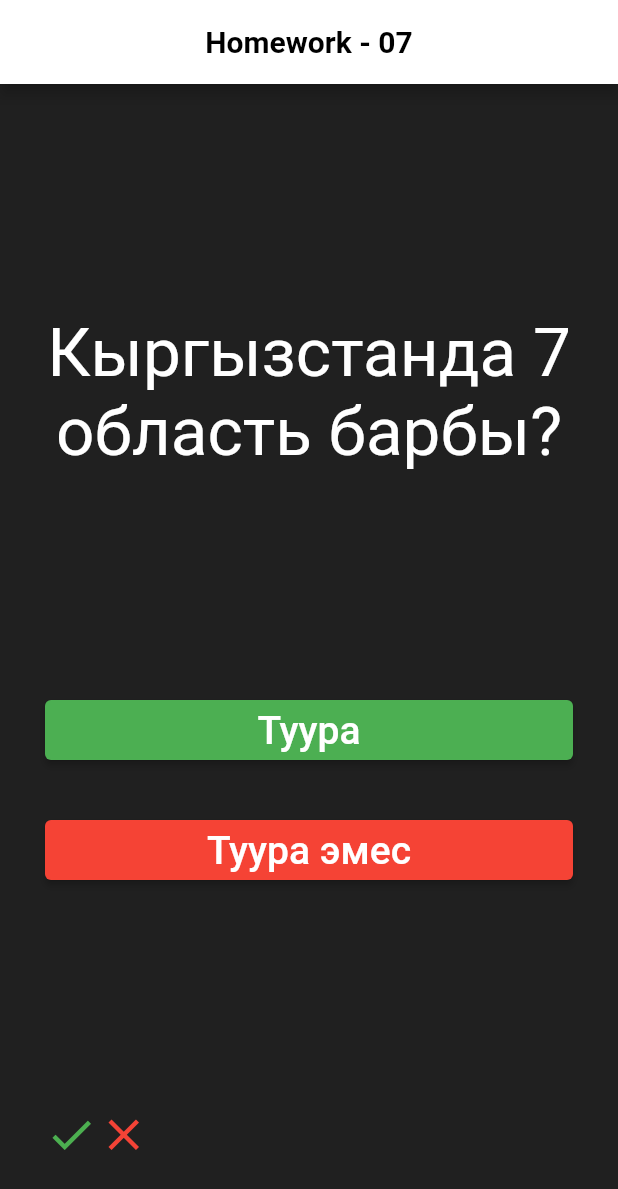
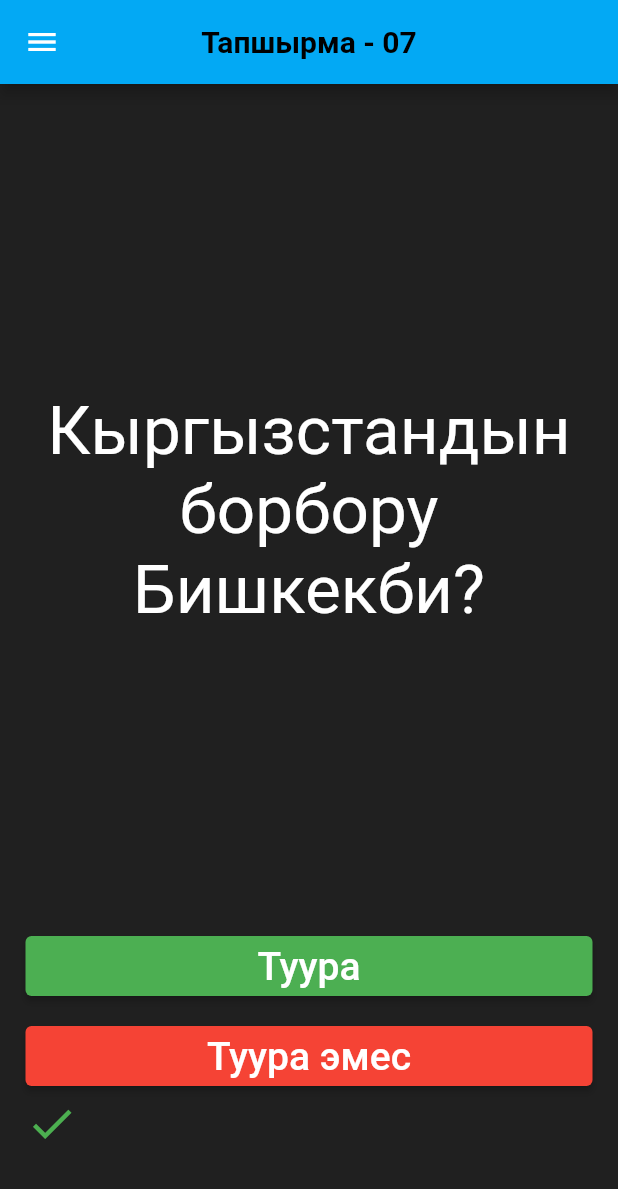
Before and after one commit to Samara1404/flutter_f18, a Flutter app: the screen it shows after launch, after a tap on "Туура", on a phone screen of 412 x 824 dp. Shown: the top 1189 px of the screen. Run offline on Flutter 3.47's test engine with Material 2 defaults, Android fonts, the phone set to English and light mode, and no system bars.

Commit message:
add quiz app

```diff
--- a/lib/app.dart
+++ b/lib/app.dart
@@ -16,7 +16,8 @@ class MyApp extends StatelessWidget {
         colorScheme: ColorScheme.fromSeed(seedColor: Colors.deepPurple),
         //useMaterial3: true,
       ),
-      home: const HomePage(),
+      // ignore: prefer_const_constructors
+      home: HomePage(title: '',),
     );
   }
 }
--- /dev/null
+++ b/lib/components/drawer.dart
@@ -0,0 +1,53 @@
+import 'package:flutter/material.dart';
+
+class Drawers extends StatelessWidget {
+  const Drawers({super.key, });//required Color backgroundColor, required ListView child
+
+  @override
+  Widget build(BuildContext context) {
+    return Drawer(
+      backgroundColor: Colors.white,
+      child: ListView(
+        padding: const EdgeInsets.all(1),
+        children: [
+          const UserAccountsDrawerHeader(
+            accountName: Text('Samara'),
+            accountEmail: Text('stambekova1404@gmail.com'),
+            currentAccountPicture: CircleAvatar(
+              backgroundColor: Colors.yellow,
+              child: Text('SS'),
+            ),
+          ),
+          ListTile(
+            leading: const Icon(Icons.home),
+            title: const Text('Home Page'),
+            onTap: () {},
+          ),
+
+          ListTile(
+            leading: const Icon(Icons.app_registration_rounded),
+            title: const Text(' Job Information'),
+            onTap: () {},
+          ),
+          const AboutListTile(
+            icon: Icon(Icons.info),
+            // ignore: sort_child_properties_last
+            child: Text('About'),
+            applicationIcon: Icon(Icons.local_play ),
+            applicationName: 'My Quiz App',
+            applicationVersion: 'Flutter_f18',
+            applicationLegalese: 'Samara@2023company',
+            aboutBoxChildren: [],
+          ),
+          ListTile(
+            leading: const Icon(Icons.logout),
+            title: const Text('Exit'),
+            onTap: () {
+              Navigator.pop(context);
+            },
+          ),
+        ],
+      ),
+    );
+  }
+}
--- a/lib/components/quiz_button.dart
+++ b/lib/components/quiz_button.dart
@@ -1,21 +1,26 @@
+// ignore_for_file: deprecated_member_use
+
 import 'package:flutter/material.dart';
 
 class QuizButton extends StatelessWidget {
-  const QuizButton(this.isTrue, {Key? key}) : super(key: key);
+  const QuizButton( {required this.isTrue, Key? key, required this.onPressed}) : super(key: key);
   final bool isTrue;
+  final void Function(bool) onPressed;
+
 
   @override
   Widget build(BuildContext context) {
     return SizedBox(
       width: double.infinity,
       height: 40,
-      child: ElevatedButton(onPressed: (){},
+      child: ElevatedButton(
+        onPressed: () => onPressed (isTrue),
       style: ElevatedButton.styleFrom(
-        primary: isTrue ? Color(0xff4cAf52): Color(0xfff54335),
+        primary: isTrue ? const Color(0xff4cAf52): const Color(0xfff54335),
         ),
         child: Text(
           isTrue ? 'Туура' : 'Туура эмес',
-          style: TextStyle(fontSize: 26),
+          style: const TextStyle(fontSize: 26),
         ),
       ),
     );
--- a/lib/home_page.dart
+++ b/lib/home_page.dart
@@ -1,54 +1,101 @@
+
+
 import 'package:flutter/material.dart';
+import 'package:flutter_f18/components/drawer.dart';
+
 
 import 'components/quiz_button.dart';
 import 'components/result_icon.dart';
+import 'model/quiz_model.dart';
 
 class HomePage extends StatefulWidget {
-  const HomePage({Key? key}) : super(key: key);
+  // ignore: use_key_in_widget_constructors
+  const HomePage({Key? key, required this.title});
+  final String title;
 
   @override
   State<HomePage> createState() => _HomePageState();
 }
 
 class _HomePageState extends State<HomePage> {
+  int index = 0;
+  List answer = <bool>[];
+  List answerTrue = <bool>[];
+  List answerFalse = <bool>[];
+  void check(bool value) {
+    if (quizzes[index].answer == value) {
+      answer.add(true);
+      answerTrue.add(true);
+    } else {
+      answer.add(false);
+      answerFalse.add(false);
+    }
+    setState(() {
+      if (quizzes[index] == quizzes.last) {
+        index = 0;
+        showDialog(
+          context: context,
+          builder: ((context) {
+            return AlertDialog(
+              title: const Text('Сиз бул тесттен'),
+              content: Text(
+                  '${answerTrue.length} туура жооп, ${answerFalse.length} ката жооп бердиниз!'),
+            );
+          }),
+        );
+        answer.clear();
+      } else {
+        index++;
+      }
+    });
+  }
+
   @override
   Widget build(BuildContext context) {
     return Scaffold(
-      backgroundColor: Color(0xfff202020),
+      backgroundColor: const Color(0xff202020),
+      drawer: const Drawers(),
+
       appBar: AppBar(
         centerTitle: true,
-        backgroundColor: Colors.white,
-        title: Text(
-          'Homework - 07',
+        backgroundColor: Colors.lightBlue,
+        title: const Text(
+          'Тапшырма - 07',
           style: TextStyle(color: Colors.black, fontWeight: FontWeight.bold),
         ),
       ),
       body: Padding(
-        padding: EdgeInsets.symmetric(horizontal: 30),
+        padding: const EdgeInsets.symmetric(horizontal: 17),
         child: Column(
           crossAxisAlignment: CrossAxisAlignment.center,
           children: [
-            Spacer(),
+            const Spacer(),
             Text(
-              'Кыргызстанда 7 область барбы?',
+              quizzes[index].question,
               textAlign: TextAlign.center,
-              style: TextStyle(
+              style: const TextStyle(
                 color: Colors.white,
                 fontSize: 45,
               ),
             ),
-            Spacer(),
-            QuizButton(true),
-            SizedBox(height: 40),
-            QuizButton(false),
-            Spacer(),
-            Row(
-              children: [
-                ResultIcon(true),
-                ResultIcon(false),
-              ],
-            ),
-            SizedBox(height: 50),
+            const Spacer(),
+            QuizButton(
+              isTrue: true, onPressed: ( value) {check(value);},),
+            const SizedBox(height: 20),
+            QuizButton(
+              isTrue: false, onPressed: ( value) {check(value);},),
+            SizedBox(height: 50,
+            child: ListView.builder(
+              itemCount: answer.length,
+              scrollDirection: Axis.horizontal,
+              itemBuilder: (BuildContext context, int i) {
+                return answer[i]
+                ? const ResultIcon (true) : const ResultIcon (false);
+              } ,
+              ),
+              ),
+
+            const SizedBox(height: 50),
           ],
         ),
       ),
--- /dev/null
+++ b/lib/model/quiz_model.dart
@@ -0,0 +1,17 @@
+class Quiz {
+  const Quiz(this.question, this.answer);
+
+  final String question;
+  final bool answer;
+}
+
+const q1 = Quiz('Кыргызстанда 7 область барбы?', true);
+const q2 = Quiz('Кыргызстандын борбору Бишкекби?', true);
+const q3 = Quiz('Эн кичинекей материк бул - Тундук Америкабы?',true );
+const q4 = Quiz('Ошко 3000 жыл болгонбу?', true);
+const q5 = Quiz('Крокодил бакка чыгалабы', false);
+const q6 = Quiz('Жер планетасы чонбу?',false);
+const q7 = Quiz('Flutter мобилдик тиркеме жазай алабы?',true);
+const q8 = Quiz('Бал бузулабы?',false);
+
+const quizzes = <Quiz>[q1, q2, q3, q4, q5, q6, q7, q8];
```
Also changed, not shown: 1 other file.
